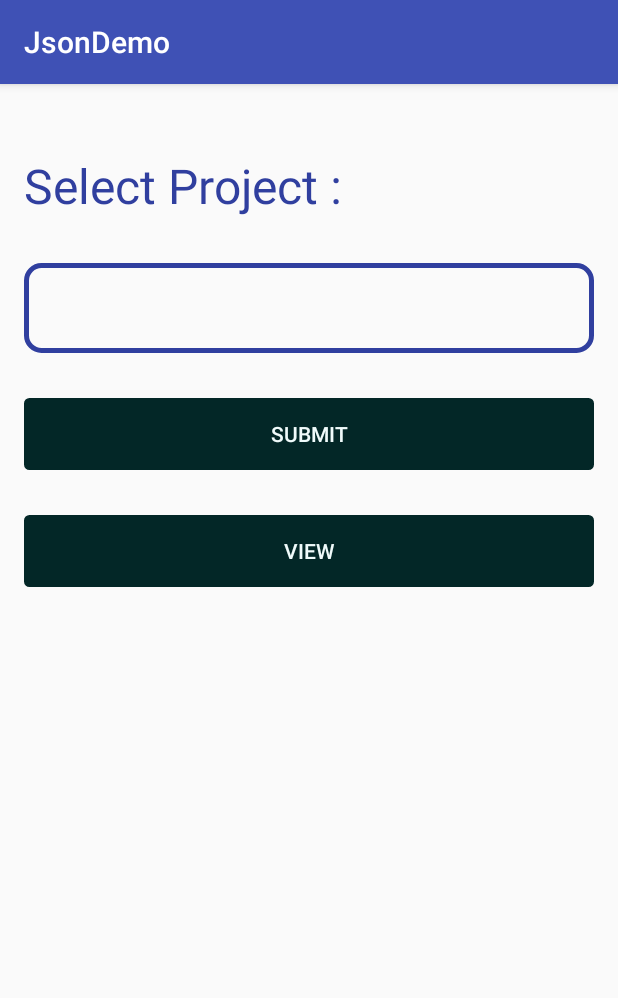
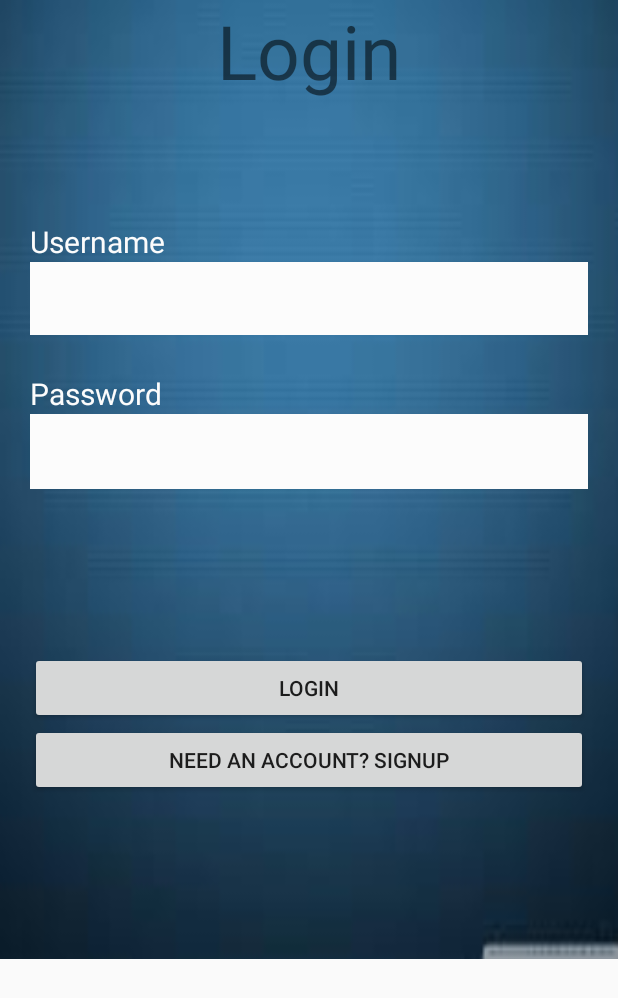
Before and after one commit to chandanvidyarthi92/Android-Project, an Android app: the screen it shows after launch (MainActivity before the commit, LoginActivity after it), on a phone screen of 412 x 824 dp. Shown: the top 998 px of the screen. Run offline under Robolectric (Android 15) with nearby library versions, the phone set to English and light mode, and no system bars.

Commit message:
Commit on 14th Nov

```diff
--- a/Json Demo Project Download/JsonDemo/app/src/main/AndroidManifest.xml
+++ b/Json Demo Project Download/JsonDemo/app/src/main/AndroidManifest.xml
@@ -10,7 +10,7 @@
         android:label="@string/app_name"
         android:supportsRtl="true"
         android:theme="@style/AppTheme">
-        <activity android:name=".MainActivity">
+        <activity android:name=".LoginActivity">
             <intent-filter>
                 <action android:name="android.intent.action.MAIN" />
 
@@ -18,7 +18,9 @@
             </intent-filter>
         </activity>
         <activity android:name=".DynamicForm" />
-        <activity android:name=".DataListActivity"></activity>
+        <activity android:name=".DataListActivity" />
+        <activity android:name=".MainActivity" />
+        <activity android:name=".RegisterActivity"></activity>
     </application>
 
 </manifest>
--- a/Json Demo Project Download/JsonDemo/app/src/main/java/com/example/megavision01/jsondemo/DatabaseHelper.java
+++ b/Json Demo Project Download/JsonDemo/app/src/main/java/com/example/megavision01/jsondemo/DatabaseHelper.java
@@ -12,13 +12,15 @@ import android.util.Log;
  */
 public class DatabaseHelper extends SQLiteOpenHelper {
     public static final String DATABASE_NAME ="project.db";
-
+    public static final String LOGIN = "login";
     public static final String TABLE_NAME = "myProject";
     public static final String TABLE_NAME1 = "myInfo1";
     public static final String TABLE_NAME2 = "record";
     public static final String TABLE_NAME3 = "dataValue";
 
     public static final String id="ID";
+    public static final String usernmae="USERNAME";
+    public static final String password="PASSWORD";
     public static final String p_id="P_ID";
     public static final String Project_name="P_NAME";
 
@@ -48,6 +50,7 @@ public class DatabaseHelper extends SQLiteOpenHelper {
         sqLiteDatabase.execSQL(" CREATE TABLE " + TABLE_NAME1 + "(F_ID INTEGER PRIMARY KEY,P_ID INTEGER,f_name TEXT,f_type TEXT,f_values TEXT)");
         sqLiteDatabase.execSQL(" CREATE TABLE " + TABLE_NAME2 + "(r_id INTEGER PRIMARY KEY,project_id INTEGER)");
         sqLiteDatabase.execSQL(" CREATE TABLE " + TABLE_NAME3 + "(data_id INTEGER PRIMARY KEY,project_id INTEGER,rec_id INTEGER,f_id INTEGER,value TEXT)");
+        sqLiteDatabase.execSQL(" CREATE TABLE " + LOGIN + "(ID INTEGER PRIMARY KEY,USERNAME TEXT,PASSWORD TEXT)");
 
         Log.d("Table", TABLE_NAME + "Table Created");
     }
@@ -58,6 +61,7 @@ public class DatabaseHelper extends SQLiteOpenHelper {
         sqLiteDatabase.execSQL("DROP TABLE IF EXISTS" + TABLE_NAME1);
         sqLiteDatabase.execSQL("DROP TABLE IF EXISTS" + TABLE_NAME2);
         sqLiteDatabase.execSQL("DROP TABLE IF EXISTS" + TABLE_NAME3);
+        sqLiteDatabase.execSQL("DROP TABLE IF EXISTS" + LOGIN);
 
     }
     public boolean insertProject(String Project_id,String project_name)
@@ -88,6 +92,18 @@ public class DatabaseHelper extends SQLiteOpenHelper {
         else
             return true;
     }
+    public boolean RegForm(String uname,String pass)
+    {
+        SQLiteDatabase db =this.getWritableDatabase();
+        ContentValues contentValues = new ContentValues();
+        contentValues.put(usernmae,uname);
+        contentValues.put(password,pass);
+        long resultset =db.insert(LOGIN,null,contentValues);
+        if(resultset == -1)
+            return false;
+        else
+            return true;
+    }
 
     public Cursor getAllData()
     {
--- /dev/null
+++ b/Json Demo Project Download/JsonDemo/app/src/main/java/com/example/megavision01/jsondemo/LoginActivity.java
@@ -0,0 +1,71 @@
+package com.example.megavision01.jsondemo;
+
+import android.app.Activity;
+import android.content.Intent;
+import android.content.SharedPreferences;
+import android.database.Cursor;
+import android.database.sqlite.SQLiteDatabase;
+import android.support.v7.app.AppCompatActivity;
+import android.os.Bundle;
+import android.view.View;
+import android.view.WindowManager;
+import android.widget.Button;
+import android.widget.EditText;
+import android.widget.Toast;
+
+public class LoginActivity extends Activity {
+    DatabaseHelper myDb;
+    SQLiteDatabase db;
+    EditText etUsername, etPassword;
+    Button btnSignup;
+    @Override
+    protected void onCreate(Bundle savedInstanceState) {
+        super.onCreate(savedInstanceState);
+        setContentView(R.layout.activity_login);
+        this.getWindow().setSoftInputMode(WindowManager.LayoutParams.SOFT_INPUT_STATE_ALWAYS_HIDDEN);
+        myDb = new DatabaseHelper(this);
+        db=myDb.getWritableDatabase();
+        etUsername = (EditText) findViewById(R.id.etLoginUserName);
+        etPassword = (EditText) findViewById(R.id.etLoginPassword);
+        btnSignup = (Button) findViewById(R.id.btnSignup);
+        Button btnLogin =(Button)findViewById(R.id.btnLogin);
+        btnLogin.setOnClickListener(new View.OnClickListener() {
+            @Override
+            public void onClick(View view) {
+                Cursor res = db.rawQuery("SELECT * FROM login WHERE USERNAME = '"+etUsername.getText().toString()+"'",null );
+                if(etUsername.getText().toString().trim().equals(""))
+                {
+                    etUsername.setError("Enter Name");
+                }
+                else if(etPassword.getText().toString().trim().equals(""))
+                {
+                    etPassword.setError("Enter Password");
+                }
+                else if (res.getCount() == 0) {
+                    Toast.makeText(LoginActivity.this, "Not Found ", Toast.LENGTH_SHORT).show();
+                    return;
+                } else {
+                    while (res.moveToNext()) {
+                        if(res.getString(1).equals(etUsername.getText().toString()) && etPassword.getText().toString().equals(res.getString(2))) {
+                            Intent intent = new Intent(LoginActivity.this, MainActivity.class);
+                            startActivity(intent);
+                        }
+                        else
+                        {
+                            Toast.makeText(LoginActivity.this, "Username and Password not matching.", Toast.LENGTH_SHORT).show();
+                        }
+
+                    }
+                }
+            }
+        });
+
+        btnSignup.setOnClickListener(new View.OnClickListener() {
+            @Override
+            public void onClick(View view) {
+                Intent i = new Intent(LoginActivity.this,RegisterActivity.class);
+                startActivity(i);
+            }
+        });
+    }
+}
--- /dev/null
+++ b/Json Demo Project Download/JsonDemo/app/src/main/res/layout/activity_login.xml
@@ -0,0 +1,85 @@
+<?xml version="1.0" encoding="utf-8"?>
+<ScrollView
+    android:layout_width="match_parent"
+    android:layout_height="match_parent"
+    android:id="@+id/scrollView2"
+    xmlns:android="http://schemas.android.com/apk/res/android">
+    <LinearLayout xmlns:android="http://schemas.android.com/apk/res/android"
+        xmlns:tools="http://schemas.android.com/tools"
+        android:layout_width="match_parent"
+        android:layout_height="match_parent"
+        android:orientation="vertical"
+        tools:context="com.example.megavision01.logindemo.MainActivity"
+        android:background="@drawable/bc">
+
+
+
+        <TextView
+            android:layout_gravity="center"
+            android:layout_width="wrap_content"
+            android:layout_height="wrap_content"
+            android:textSize="50dp"
+            android:text="Login" />
+
+        <LinearLayout
+            android:layout_width="match_parent"
+            android:layout_height="match_parent"
+            android:orientation="vertical"
+            android:paddingTop="80dp"
+            android:paddingLeft="20dp"
+            android:paddingRight="20dp">
+
+            <TextView
+                android:id="@+id/tvLoginUserName"
+                android:layout_width="wrap_content"
+                android:layout_height="wrap_content"
+                android:text="Username"
+                android:textColor="#FCFCFC"
+                android:textSize="20dp"
+                />
+            <EditText
+                android:id="@+id/etLoginUserName"
+                android:layout_width="match_parent"
+                android:paddingTop="24dp"
+
+                android:layout_height="wrap_content"
+                android:background="#FCFCFC" />
+
+            <TextView
+                android:id="@+id/tvLoginPassword"
+                android:layout_width="wrap_content"
+                android:layout_height="wrap_content"
+                android:text="Password"
+                android:textColor="#FCFCFC"
+                android:textSize="20dp"
+                android:paddingTop="25dp" />
+
+            <EditText
+                android:id="@+id/etLoginPassword"
+                android:layout_width="match_parent"
+                android:layout_height="wrap_content"
+                android:inputType="textPassword"
+                android:ems="10"
+                android:paddingTop="25dp"
+                android:background="#FCFCFC" />
+
+            <LinearLayout
+                android:layout_width="match_parent"
+                android:orientation="vertical"
+                android:gravity="center"
+                android:layout_height="313dp">
+
+                <Button
+                    android:layout_width="match_parent"
+                    android:layout_height="wrap_content"
+                    android:text="LogIn"
+                    android:id="@+id/btnLogin" />
+                <Button
+                    android:layout_width="match_parent"
+                    android:layout_height="wrap_content"
+                    android:text="Need an account? SignUp"
+                    android:id="@+id/btnSignup" />
+            </LinearLayout>
+        </LinearLayout>
+    </LinearLayout>
+</ScrollView>
--- a/Json Demo Project Download/JsonDemo/app/src/main/res/layout/display_listview.xml
+++ b/Json Demo Project Download/JsonDemo/app/src/main/res/layout/display_listview.xml
@@ -26,7 +26,6 @@
             android:layout_height="43dp"
             android:text="Id"
             android:textSize="20dp"
-            android:textColor="#FDFEFE"
             android:textStyle="italic"
             />
         <TextView
@@ -35,7 +34,6 @@
             android:layout_height="43dp"
             android:text="Name"
             android:textSize="20dp"
-            android:textColor="#FDFEFE"
             android:textStyle="italic"
             />
 
--- a/Json Demo Project Download/JsonDemo/app/src/main/res/values/strings.xml
+++ b/Json Demo Project Download/JsonDemo/app/src/main/res/values/strings.xml
@@ -1,3 +1,3 @@
 <resources>
-    <string name="app_name">JsonDemo</string>
+    <string name="app_name">FacilityMate</string>
 </resources>
```
Also changed, not shown: Json Demo Project Download/JsonDemo/app/src/main/java/com/example/megavision01/jsondemo/DynamicForm.java (+5 -6 lines), Json Demo Project Download/JsonDemo/app/src/main/java/com/example/megavision01/jsondemo/MainActivity.java (+22 -5 lines), Json Demo Project Download/JsonDemo/app/src/main/java/com/example/megavision01/jsondemo/RegisterActivity.java (added, +64 -0 lines), Json Demo Project Download/JsonDemo/app/src/main/res/layout/activity_data_list.xml (+6 -4 lines), Json Demo Project Download/JsonDemo/app/src/main/res/layout/activity_main.xml (+12 -0 lines), Json Demo Project Download/JsonDemo/app/src/main/res/layout/activity_register.xml (added, +89 -0 lines), Json Demo Project Download/JsonDemo/app/src/main/res/menu/activity_main_action.xml (+7 -9 lines), Json Demo Project Download/JsonDemo/app/src/main/res/menu/refresh.xml (added, +16 -0 lines), Json Demo Project Download/JsonDemo/app/src/main/res/drawable/ic_refresh.png (added).
